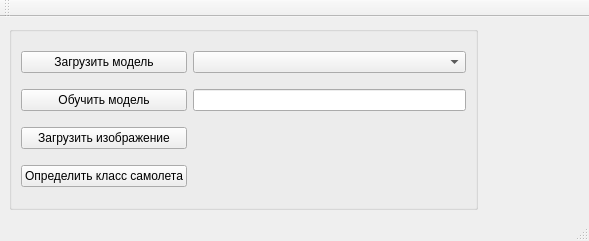
The window that planes_recogniser/ui/mainwindow.ui (maxerMU/bachelor_diploma) describes before a commit, drawn with Qt 5.
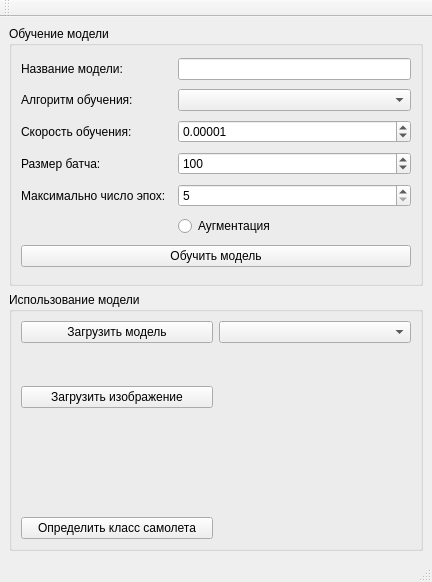
The same window after the commit.

Diff of the .ui file:
```diff
--- a/planes_recogniser/ui/mainwindow.ui
+++ b/planes_recogniser/ui/mainwindow.ui
@@ -6,8 +6,8 @@
    <rect>
     <x>0</x>
     <y>0</y>
-    <width>589</width>
-    <height>241</height>
+    <width>432</width>
+    <height>582</height>
    </rect>
   </property>
   <property name="windowTitle">
@@ -15,22 +15,12 @@
   </property>
   <widget class="QWidget" name="centralwidget">
    <layout class="QGridLayout" name="gridLayout">
-    <item row="0" column="0">
-     <widget class="QGroupBox" name="groupBox">
+    <item row="1" column="0">
+     <widget class="QGroupBox" name="groupBox_2">
       <property name="title">
-       <string/>
+       <string>Использование модели</string>
       </property>
-      <layout class="QGridLayout" name="gridLayout_2">
-       <item row="0" column="1">
-        <widget class="QComboBox" name="modelsComboBox"/>
-       </item>
-       <item row="1" column="0">
-        <widget class="QPushButton" name="trainModelButton">
-         <property name="text">
-          <string>Обучить модель</string>
-         </property>
-        </widget>
-       </item>
+      <layout class="QGridLayout" name="gridLayout_3">
        <item row="3" column="0">
         <widget class="QPushButton" name="testImageButton">
          <property name="text">
@@ -39,19 +29,35 @@
         </widget>
        </item>
        <item row="1" column="1">
-        <widget class="QLineEdit" name="lineEdit">
+        <widget class="QLabel" name="ImageLabel">
+         <property name="minimumSize">
+          <size>
+           <width>96</width>
+           <height>96</height>
+          </size>
+         </property>
          <property name="text">
-          <string extracomment="Имя модели"/>
+          <string/>
          </property>
         </widget>
        </item>
-       <item row="2" column="0">
+       <item row="1" column="0">
         <widget class="QPushButton" name="loadImageButton">
          <property name="text">
           <string>Загрузить изображение</string>
          </property>
         </widget>
        </item>
+       <item row="3" column="1">
+        <widget class="QLabel" name="ImageDetectedClassLabel">
+         <property name="text">
+          <string/>
+         </property>
+        </widget>
+       </item>
+       <item row="0" column="1">
+        <widget class="QComboBox" name="modelsComboBox"/>
+       </item>
        <item row="0" column="0">
         <widget class="QPushButton" name="loadModelButton">
          <property name="text">
@@ -59,7 +65,7 @@
          </property>
         </widget>
        </item>
-       <item row="3" column="1">
+       <item row="2" column="1">
         <widget class="QLabel" name="ImageClassLabel">
          <property name="text">
           <string/>
@@ -69,17 +75,108 @@
       </layout>
      </widget>
     </item>
-    <item row="0" column="1">
-     <widget class="QLabel" name="ImageLabel">
-      <property name="minimumSize">
-       <size>
-        <width>96</width>
-        <height>96</height>
-       </size>
+    <item row="0" column="0">
+     <widget class="QGroupBox" name="groupBox">
+      <property name="title">
+       <string>Обучение модели</string>
       </property>
-      <property name="text">
-       <string/>
-      </property>
+      <layout class="QGridLayout" name="gridLayout_2">
+       <item row="6" column="0" colspan="3">
+        <widget class="QPushButton" name="trainModelButton">
+         <property name="text">
+          <string>Обучить модель</string>
+         </property>
+        </widget>
+       </item>
+       <item row="5" column="2">
+        <widget class="QRadioButton" name="AugRadioButton">
+         <property name="text">
+          <string>Аугментация</string>
+         </property>
+        </widget>
+       </item>
+       <item row="1" column="2">
+        <widget class="QComboBox" name="learningAlgComboBox"/>
+       </item>
+       <item row="2" column="2">
+        <widget class="QDoubleSpinBox" name="LearningRateSpinBox">
+         <property name="decimals">
+          <number>5</number>
+         </property>
+         <property name="singleStep">
+          <double>0.000050000000000</double>
+         </property>
+         <property name="value">
+          <double>0.000010000000000</double>
+         </property>
+        </widget>
+       </item>
+       <item row="0" column="2">
+        <widget class="QLineEdit" name="lineEdit">
+         <property name="text">
+          <string extracomment="Имя модели"/>
+         </property>
+        </widget>
+       </item>
+       <item row="3" column="2">
+        <widget class="QSpinBox" name="BatchSizeSpinBox">
+         <property name="maximum">
+          <number>500</number>
+         </property>
+         <property name="singleStep">
+          <number>50</number>
+         </property>
+         <property name="value">
+          <number>100</number>
+         </property>
+        </widget>
+       </item>
+       <item row="1" column="0">
+        <widget class="QLabel" name="label_2">
+         <property name="text">
+          <string>Алгоритм обучения:</string>
+         </property>
+        </widget>
+       </item>
+       <item row="3" column="0">
+        <widget class="QLabel" name="label_4">
+         <property name="text">
+          <string>Размер батча:</string>
+         </property>
+        </widget>
+       </item>
+       <item row="0" column="0">
+        <widget class="QLabel" name="label">
+         <property name="text">
+          <string>Название модели:</string>
+         </property>
+        </widget>
+       </item>
+       <item row="2" column="0">
+        <widget class="QLabel" name="label_3">
+         <property name="text">
+          <string>Скорость обучения:</string>
+         </property>
+        </widget>
+       </item>
+       <item row="4" column="0">
+        <widget class="QLabel" name="label_5">
+         <property name="text">
+          <string>Максимально число эпох:</string>
+         </property>
+        </widget>
+       </item>
+       <item row="4" column="2">
+        <widget class="QSpinBox" name="epochsSpinBox">
+         <property name="minimum">
+          <number>5</number>
+         </property>
+         <property name="maximum">
+          <number>150</number>
+         </property>
+        </widget>
+       </item>
+      </layout>
      </widget>
     </item>
    </layout>
```
Left out of the diff: 4 changed lines with no effect on the pictures.
